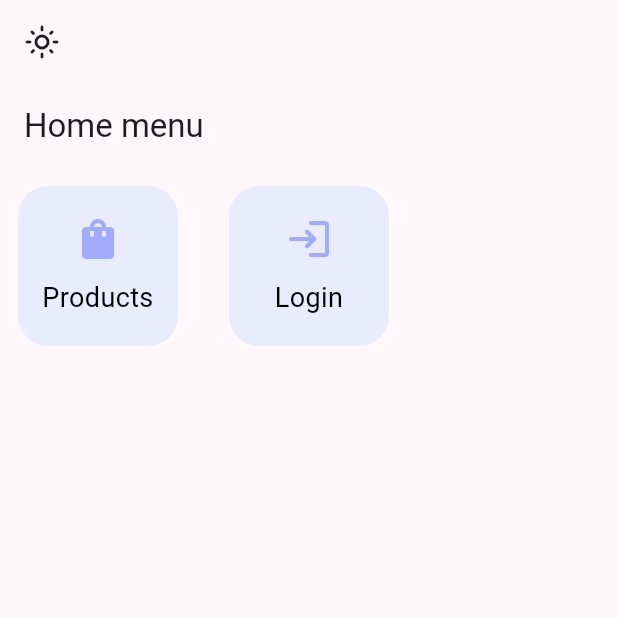
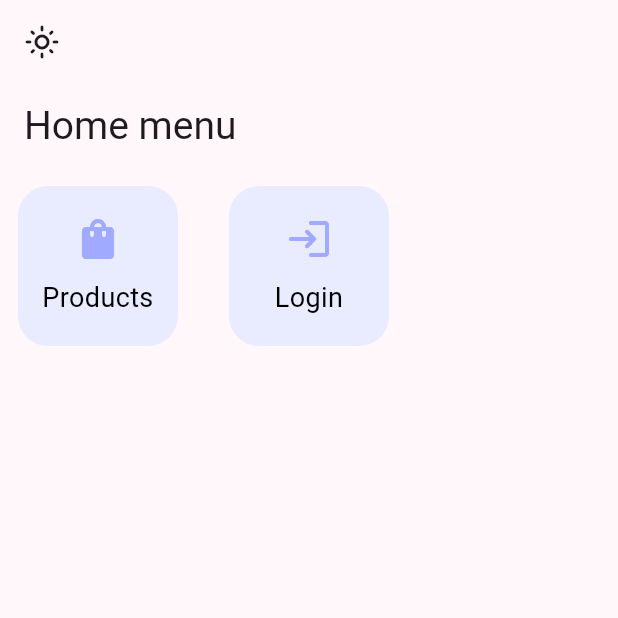
Before and after one commit to manypark/practices_bloc, a Flutter app: the screen it shows after launch, on a phone screen of 412 x 824 dp, the top half of it. Run offline on Flutter 3.47's test engine with Material 3 defaults, Android fonts, the phone set to English and light mode, and no system bars; our stand-ins replace animated_theme_switcher, blur, cached_network_image, dio, equatable, firebase_auth and 7 more; missing offline and left inert: givestarreviews; accounts and stored records are empty.

```diff
--- a/lib/config/helper/services_locator.dart
+++ b/lib/config/helper/services_locator.dart
@@ -10,4 +10,5 @@ void serviceLocatorInit() {
   getIt.registerSingleton( LoginFormBloc() );
   getIt.registerSingleton( AuthBloc() );
   getIt.registerSingleton( DarkModeBloc() );
+  getIt.registerSingleton( AuthGoogleBloc() );
 }
--- a/lib/config/router/app_router.dart
+++ b/lib/config/router/app_router.dart
@@ -1,6 +1,7 @@
 import 'package:go_router/go_router.dart';
 import 'package:practices/features/home/home.dart';
 import 'package:practices/features/login/login.dart';
+import 'package:practices/features/login/presentation/views/views.dart';
 import 'package:practices/features/products/products.dart';
 
 final appRouter = GoRouter(
@@ -40,6 +41,13 @@ final appRouter = GoRouter(
     GoRoute(
       path    : '/login',
       builder : (context, state) => const LoginFormScreen(),
+      routes  : [
+
+        GoRoute(
+          path    : 'info-user',
+          builder : (context, state) => const InfoUserView(),
+        ),
+      ]
     ),
 
   ]
--- a/lib/config/theme/app_theme.dart
+++ b/lib/config/theme/app_theme.dart
@@ -11,8 +11,12 @@ class AppTheme {
       hintStyle: const TextStyle( color: Colors.black )
     ),
     textTheme       : const TextTheme(
-      bodyMedium: TextStyle( color : Colors.black ),
-    )
+      bodyMedium  : TextStyle( color : Colors.black ),
+      titleLarge  : TextStyle( color : Colors.black, fontSize: 26 ),
+      titleMedium : TextStyle( color : Colors.black, fontSize: 22 ),
+      titleSmall  : TextStyle( color : Colors.black, fontSize: 18),
+    ),
+
   );
 
   ThemeData getThemedark() => ThemeData(
@@ -24,6 +28,9 @@ class AppTheme {
     ),
     textTheme       : const TextTheme(
       bodyMedium: TextStyle( color : Colors.white ),
+      titleLarge  : TextStyle( color : Colors.white, fontSize: 26 ),
+      titleMedium : TextStyle( color : Colors.white, fontSize: 22 ),
+      titleSmall  : TextStyle( color : Colors.white, fontSize: 18 ),
     )
   );
 
--- /dev/null
+++ b/lib/features/login/presentation/blocs/auth_google/auth_google_bloc.dart
@@ -0,0 +1,20 @@
+import 'package:equatable/equatable.dart';
+import 'package:flutter_bloc/flutter_bloc.dart';
+
+part 'auth_google_event.dart';
+part 'auth_google_state.dart';
+
+class AuthGoogleBloc extends Bloc<AuthGoogleEvent, AuthGoogleState> {
+  AuthGoogleBloc() : super( const AuthGoogleState() ) {
+    on<LoginSucessfuly>(_loginWithGoogleHandler);
+  }
+
+  void loginWithGoogle( String fullName, String email, String urlPhoto ) {
+    add( LoginSucessfuly(email: email, fullName: fullName, urlPhoto: urlPhoto) );
+  }
+
+  _loginWithGoogleHandler( LoginSucessfuly event, Emitter<AuthGoogleState> emit ) {
+    emit(state.copyWith( email: event.email, fullName: event.fullName, urlPhoto: event.urlPhoto ) );
+  }
+
+}
--- /dev/null
+++ b/lib/features/login/presentation/blocs/auth_google/auth_google_event.dart
@@ -0,0 +1,36 @@
+part of 'auth_google_bloc.dart';
+
+sealed class AuthGoogleEvent extends Equatable {
+  const AuthGoogleEvent();
+  @override
+  List<Object> get props => [];
+}
+
+class LoginSucessfuly extends AuthGoogleEvent {
+
+  final String fullName;
+  final String email;
+  final String urlPhoto;
+
+  const LoginSucessfuly({
+    this.fullName = '',
+    this.email = '',
+    this.urlPhoto = ''
+  });
+
+  @override
+  List<Object> get props => [fullName, email, urlPhoto];
+
+
+  LoginSucessfuly copyWith({
+    String? fullName,
+    String? email,
+    String? urlPhoto,
+  }) {
+    return LoginSucessfuly(
+      fullName: fullName ?? this.fullName,
+      email: email ?? this.email,
+      urlPhoto: urlPhoto ?? this.urlPhoto,
+    );
+  }
+}
--- /dev/null
+++ b/lib/features/login/presentation/blocs/auth_google/auth_google_state.dart
@@ -0,0 +1,29 @@
+part of 'auth_google_bloc.dart';
+
+class AuthGoogleState extends Equatable {
+
+  final String fullName;
+  final String email;
+  final String urlPhoto;
+
+  const AuthGoogleState({
+    this.fullName = '',
+    this.email = '',
+    this.urlPhoto = '',
+  });
+
+  @override
+  List<Object> get props => [fullName, email, urlPhoto];
+
+  AuthGoogleState copyWith({
+    String? fullName,
+    String? email,
+    String? urlPhoto,
+  }) {
+    return AuthGoogleState(
+      fullName: fullName ?? this.fullName,
+      email: email ?? this.email,
+      urlPhoto: urlPhoto ?? this.urlPhoto,
+    );
+  }
+}
--- a/lib/features/login/presentation/blocs/blocs.dart
+++ b/lib/features/login/presentation/blocs/blocs.dart
@@ -1,2 +1,3 @@
 export 'login_form/login_form_bloc.dart';
 export 'auth/auth_bloc.dart';
+export 'auth_google/auth_google_bloc.dart';
--- a/lib/features/login/presentation/views/views.dart
+++ b/lib/features/login/presentation/views/views.dart
@@ -1,3 +1,4 @@
 export 'login_form_view.dart';
 export 'sign_in_view.dart';
 export 'sign_up_view.dart';
+export 'user_info_view.dart';
--- a/lib/main.dart
+++ b/lib/main.dart
@@ -35,6 +35,7 @@ class BlocsProviders extends StatelessWidget {
         BlocProvider(create: (context) => getIt<LoginFormBloc>(), lazy: false ),
         BlocProvider(create: (context) => getIt<AuthBloc>(), lazy: false ),
         BlocProvider(create: (context) => getIt<DarkModeBloc>(), lazy: false ),
+        BlocProvider(create: (context) => getIt<AuthGoogleBloc>(), lazy: false ),
       ],
       child : const MainApp(),
     );
```
Also changed, not shown: lib/features/login/presentation/views/login_form_view.dart (+12 -3 lines), lib/features/login/presentation/views/user_info_view.dart (added, +64 -0 lines), 8 other files.
